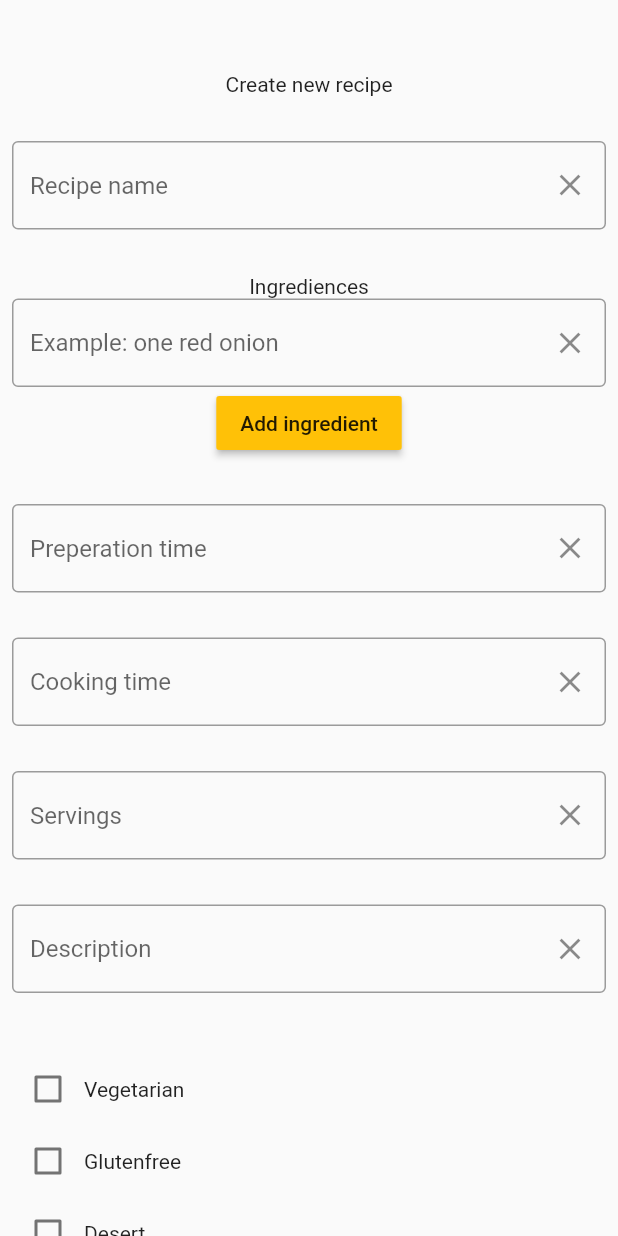
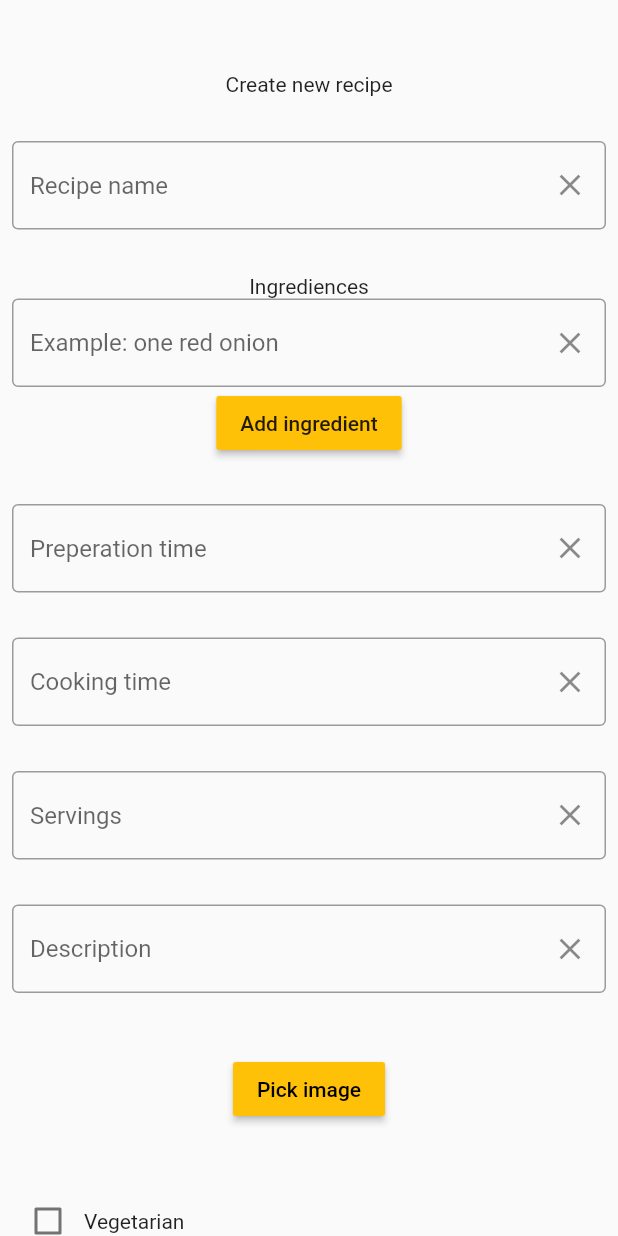
Before and after one commit to Lagos77/Food-bible, a Flutter app: the CreateRecipePage widget shown alone on an empty page, opened directly, on a phone screen of 412 x 824 dp. Run offline on Flutter 3.47's test engine with Material 2 defaults, Android fonts, the phone set to English and light mode, and no system bars; our stand-ins replace cloud_firestore, firebase_auth, firebase_core, firebase_storage, image_picker; accounts and stored records are empty.

Commit message:
image picker and button in place

```diff
--- a/lib/pages/create_recipe.dart
+++ b/lib/pages/create_recipe.dart
@@ -1,3 +1,5 @@
+import 'dart:io';
+
 import 'package:flutter/material.dart';
 import 'package:flutter/services.dart';
 import 'package:foodbible/models/constants.dart';
@@ -5,6 +7,7 @@ import 'package:foodbible/models/recipe.dart';
 import 'package:firebase_core/firebase_core.dart';
 import 'package:cloud_firestore/cloud_firestore.dart';
 import 'package:foodbible/models/constants.dart';
+import 'package:image_picker/image_picker.dart';
 
 class CreateRecipePage extends StatefulWidget {
   @override
@@ -93,7 +96,18 @@ class _CreateRecipePageState extends State<CreateRecipePage> {
  print("Funkar");
  }
 
+File? image;
 
+void pickImage() async {
+  try {
+      final image = await ImagePicker().pickImage(source: ImageSource.gallery);
+if(image == null) return;
+final imageTemp = File(image.path);
+setState(() => this.image = imageTemp);
+    } on PlatformException catch(e) {
+      print('Failed to pick image: $e');
+    }
+}
 
   // final recipeRef =
   //     FirebaseFirestore.instance.collection('recipies').withConverter<Recipe>(
@@ -290,8 +304,15 @@ class _CreateRecipePageState extends State<CreateRecipePage> {
            hintText: "Description"),
          ),
 
-         const Padding(padding: EdgeInsets.all(20)),
+        const Padding(padding: EdgeInsets.all(20)),
 
+        MaterialButton(
+               onPressed: () => pickImage(),
+               color: Colors.amber,
+               child: const Text('Pick image', style: TextStyle(color: Colors.black),),
+               ),
+
+        const Padding(padding: EdgeInsets.all(20)),
          Row(children: [
            Checkbox(
            value: isVegetarianChecked,
--- a/pubspec.yaml
+++ b/pubspec.yaml
@@ -38,6 +38,7 @@ dependencies:
   # The following adds the Cupertino Icons font to your application.
   # Use with the CupertinoIcons class for iOS style icons.
   cupertino_icons: ^1.0.2
+  image_picker: ^0.8.6
 
 dev_dependencies:
   flutter_test:
```
Also changed, not shown: pubspec.lock, 1 other file.
